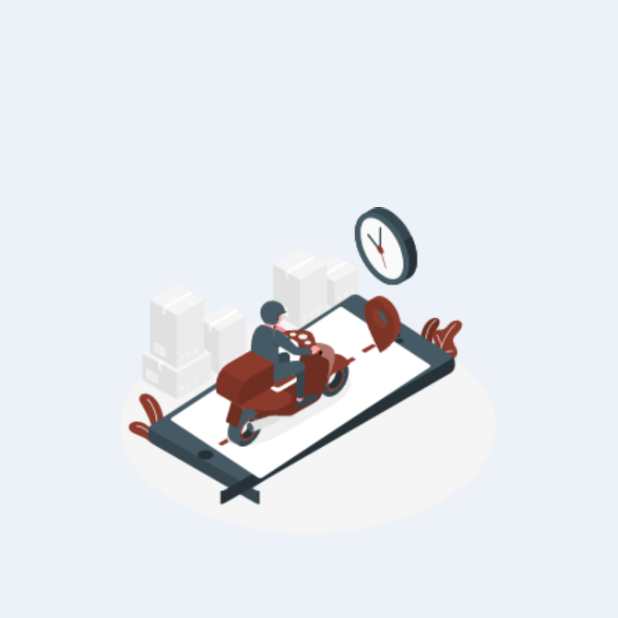
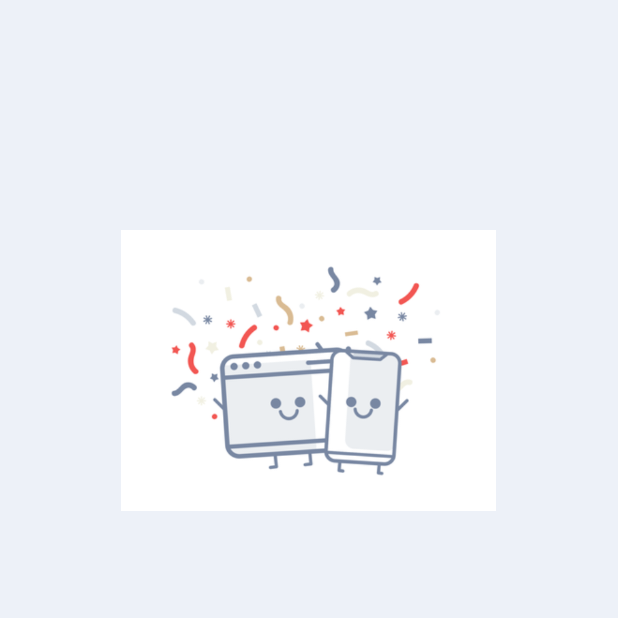
Before and after one commit to igjevon/UAS_Mobile, an Android app: the SuccessRegisterAct screen opened directly, with no data from a screen before it, on a phone screen of 412 x 824 dp, the top half of it. Run offline under Robolectric (Android 15) with nearby library versions, the phone set to English and light mode, and no system bars; 1 statement that could not run was skipped.

Commit message:
yes commit

```diff
--- a/app/src/main/java/umn/ac/id/fashop/MyProfileAct.java
+++ b/app/src/main/java/umn/ac/id/fashop/MyProfileAct.java
@@ -1,10 +1,12 @@
 package umn.ac.id.fashop;
 
 import android.os.Bundle;
+import android.widget.Button;
 
 import androidx.appcompat.app.AppCompatActivity;
 
 public class MyProfileAct extends AppCompatActivity {
+    Button edit_profile, btn_continue;
 
     @Override
     protected void onCreate(Bundle savedInstanceState) {
--- a/app/src/main/java/umn/ac/id/fashop/RegisterTwoAct.java
+++ b/app/src/main/java/umn/ac/id/fashop/RegisterTwoAct.java
@@ -25,6 +25,7 @@ import com.google.firebase.storage.FirebaseStorage;
 import com.google.firebase.storage.StorageReference;
 import com.google.firebase.storage.UploadTask;
 import com.squareup.picasso.Picasso;
+import android.util.Log;
 
 public class RegisterTwoAct extends AppCompatActivity {
     LinearLayout btn_back;
@@ -97,6 +98,7 @@ public class RegisterTwoAct extends AppCompatActivity {
                             //berpindah activity
                             Intent gotosuccess = new Intent(RegisterTwoAct.this, HomeActivity.class);
                             startActivity(gotosuccess);
+                            Log.d("fail","failed button");
                         }
                     });
                 }
--- a/app/src/main/java/umn/ac/id/fashop/SuccessRegisterAct.java
+++ b/app/src/main/java/umn/ac/id/fashop/SuccessRegisterAct.java
@@ -12,7 +12,7 @@ import android.widget.ImageView;
 import android.widget.TextView;
 
 public class SuccessRegisterAct extends AppCompatActivity {
-    Button btn_explore, btn_viewoder;
+    Button btn_successregister;
     Animation app_splash, btt, ttb;
     ImageView icon;
     TextView textSuccess, textViewLet;
@@ -25,8 +25,7 @@ public class SuccessRegisterAct extends AppCompatActivity {
         icon = findViewById(R.id.emblem_app);
         textSuccess = findViewById(R.id.textSuccess);
         textViewLet = findViewById(R.id.textViewLet);
-        btn_explore = findViewById(R.id.btn_explore);
-        btn_viewoder = findViewById(R.id.btn_vieworder);
+        btn_successregister = findViewById(R.id.btn_successregister);
 
         //load animation
         app_splash = AnimationUtils.loadAnimation(this, R.anim.app_splash);
@@ -34,25 +33,16 @@ public class SuccessRegisterAct extends AppCompatActivity {
         ttb = AnimationUtils.loadAnimation(this, R.anim.ttb);
 
         //run animation
-        btn_explore.startAnimation(btt);
-        btn_viewoder.startAnimation(btt);
+        btn_successregister.startAnimation(btt);
         icon.startAnimation(app_splash);
         textSuccess.startAnimation(ttb);
         textViewLet.startAnimation(ttb);
 
-        btn_explore.setOnClickListener(new View.OnClickListener() {
+        btn_successregister.setOnClickListener(new View.OnClickListener() {
             @Override
             public void onClick(View v) {
-                Intent gotoexplore = new Intent(SuccessRegisterAct.this, HomeActivity.class);
+                Intent gotoexplore = new Intent(SuccessRegisterAct.this, SigninAct.class);
                 startActivity(gotoexplore);
-            }
-        });
-
-        btn_viewoder.setOnClickListener(new View.OnClickListener() {
-            @Override
-            public void onClick(View v) {
-                Intent gotovieworder = new Intent(SuccessRegisterAct.this, MyProfileAct.class);
-                startActivity(gotovieworder);
             }
         });
     }
--- a/app/src/main/res/layout/activity_my_profile.xml
+++ b/app/src/main/res/layout/activity_my_profile.xml
@@ -6,7 +6,7 @@
     android:layout_width="match_parent"
     android:layout_height="match_parent"
     android:background="@color/bgPrimary"
-    tools:context=".EditProfileAct">
+    tools:context=".MyProfileAct">
 
     <ScrollView
         android:id="@+id/scrollView2"
--- a/app/src/main/res/layout/activity_success_register.xml
+++ b/app/src/main/res/layout/activity_success_register.xml
@@ -16,7 +16,7 @@
         android:layout_marginStart="8dp"
         android:layout_marginTop="132dp"
         android:layout_marginEnd="8dp"
-        android:src="@drawable/success"
+        android:src="@drawable/successregister"
         app:layout_constraintEnd_toEndOf="parent"
         app:layout_constraintHorizontal_bias="0.496"
         app:layout_constraintStart_toStartOf="parent"
@@ -45,7 +45,7 @@
         android:layout_marginStart="8dp"
         android:layout_marginTop="8dp"
         android:lineSpacingExtra="2dp"
-        android:text="Your order will be delivered soon.\nThank you for choosing our app !"
+        android:text="Congratulations, your account \nhas been successfully created."
         android:textAlignment="center"
         android:textColor="@color/blackPrimary"
         android:textSize="10sp"
@@ -54,7 +54,7 @@
         app:layout_constraintTop_toBottomOf="@+id/textSuccess"/>
 
     <Button
-        android:id="@+id/btn_explore"
+        android:id="@+id/btn_successregister"
         android:layout_width="264dp"
         android:layout_height="45dp"
         android:layout_marginLeft="24dp"
@@ -62,7 +62,7 @@
         android:layout_marginRight="24dp"
         android:background="@drawable/bg_btn_blue_primary"
         android:gravity="center_vertical|center_horizontal"
-        android:text="CONTINUE"
+        android:text="EXPLORE NOW"
         android:textColor="#FFF"
         android:textSize="20sp"
         app:layout_constraintBottom_toBottomOf="parent"
@@ -72,22 +72,4 @@
         app:layout_constraintTop_toBottomOf="@+id/textViewLet"
         app:layout_constraintVertical_bias="0.061" />
 
-    <Button
-        android:id="@+id/btn_vieworder"
-        android:layout_width="264dp"
-        android:layout_height="45dp"
-        android:layout_marginLeft="24dp"
-        android:layout_marginRight="24dp"
-        android:background="#FFF"
-        android:gravity="center_vertical|center_horizontal"
-        android:text="VIEW ORDER"
-        android:textColor="@color/white"
-        android:textSize="20sp"
-        app:layout_constraintBottom_toBottomOf="parent"
-        app:layout_constraintEnd_toEndOf="parent"
-        app:layout_constraintHorizontal_bias="0.51"
-        app:layout_constraintStart_toStartOf="parent"
-        app:layout_constraintTop_toBottomOf="@+id/btn_explore"
-        app:layout_constraintVertical_bias="0.152" />
-
 </androidx.constraintlayout.widget.ConstraintLayout>
--- a/app/src/main/res/layout/activity_tops_.xml
+++ b/app/src/main/res/layout/activity_tops_.xml
@@ -75,7 +75,6 @@
                 android:textSize="30sp"
                 app:layout_constraintEnd_toEndOf="parent"
                 app:layout_constraintHorizontal_bias="0.764"
-                app:layout_constraintStart_toStartOf="parent"
                 app:layout_constraintTop_toTopOf="parent" />
 
             <LinearLayout
```
Also changed, not shown: app/src/main/java/umn/ac/id/fashop/HomeActivity.java (+8 -8 lines), app/src/main/res/layout/activity_edit_profile.xml (+5 -5 lines), app/src/main/res/drawable-v24/successregister.png (added).
